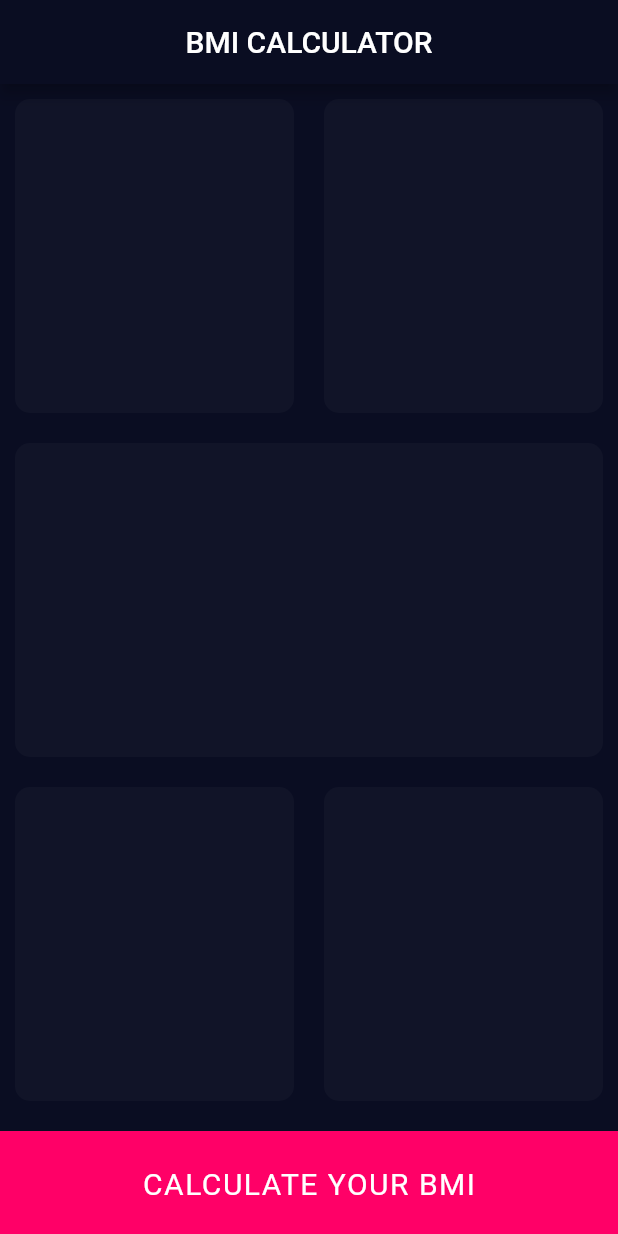
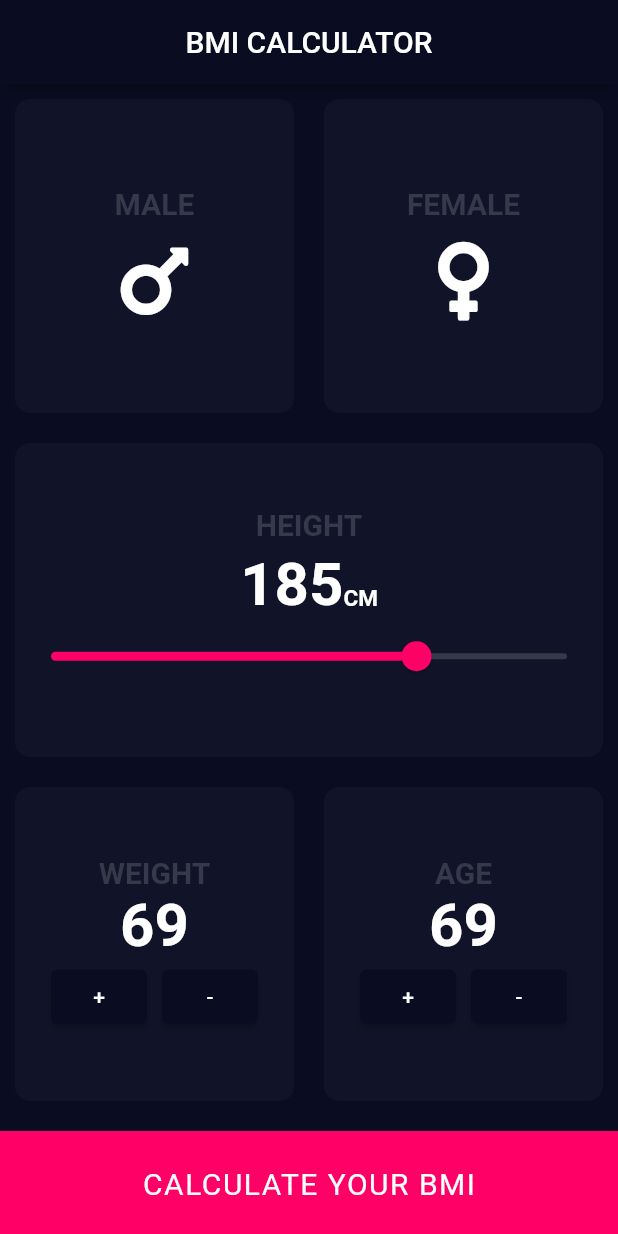
Before and after one commit to huzaifazahoorchohan/bmi_calculator, a Flutter app: the screen it shows after launch, on a phone screen of 412 x 824 dp. Run offline on Flutter 3.47's test engine with Material 2 defaults, Android fonts, the phone set to English and light mode, and no system bars; our stand-ins replace font_awesome_flutter.

Commit message:
UI Modify

```diff
--- a/lib/bmi_calculator.dart
+++ b/lib/bmi_calculator.dart
@@ -1,6 +1,10 @@
+import 'package:bmi_calculator/widgets/card_child.dart';
 import 'package:flutter/material.dart';
-
+import 'package:font_awesome_flutter/font_awesome_flutter.dart';
+import 'widgets/btn.dart';
 import 'widgets/card.dart';
+import 'widgets/slider_height.dart';
+import 'widgets/weight_age.dart';
 
 class BMIcalculator extends StatefulWidget {
   const BMIcalculator({Key? key}) : super(key: key);
@@ -22,37 +26,51 @@ class _BMIcalculatorState extends State<BMIcalculator> {
       body: Container(
         color: const Color(0XFF0A0D22),
         child: Column(
+          crossAxisAlignment: CrossAxisAlignment.stretch,
           children: [
             Expanded(
                 child: Row(
               children: const [
-                Expanded(child: ReuseableCard()),
-                Expanded(child: ReuseableCard()),
+                Expanded(
+                    child: ReuseableCard(
+                  cardChild: CardChild(
+                    label: "MALE",
+                    icon: FontAwesomeIcons.mars,
+                  ),
+                )),
+                Expanded(
+                    child: ReuseableCard(
+                  cardChild: CardChild(
+                    label: "FEMALE",
+                    icon: FontAwesomeIcons.venus,
+                  ),
+                )),
               ],
             )),
-            const Expanded(child: ReuseableCard()),
+            const Expanded(
+              child: ReuseableCard(
+                cardChild: SliderHeight(),
+              ),
+            ),
             Expanded(
                 child: Row(
               children: const [
-                Expanded(child: ReuseableCard()),
-                Expanded(child: ReuseableCard()),
+                Expanded(
+                  child: ReuseableCard(
+                    cardChild: WeightAge(
+                      label: "WEIGHT",
+                    ),
+                  ),
+                ),
+                Expanded(
+                    child: ReuseableCard(
+                  cardChild: WeightAge(
+                    label: "AGE",
+                  ),
+                )),
               ],
             )),
-            Container(
-              margin: const EdgeInsets.only(top: 10.0),
-              color: const Color(0XFFFF0067),
-              width: double.infinity,
-              height: 70.0,
-              child: const Center(
-                  child: Text(
-                "CALCULATE YOUR BMI",
-                style: TextStyle(
-                  color: Colors.white,
-                  fontSize: 20.0,
-                  letterSpacing: 1.0,
-                ),
-              )),
-            )
+            const CalculateBtn()
           ],
         ),
       ),
--- /dev/null
+++ b/lib/widgets/btn.dart
@@ -0,0 +1,29 @@
+import 'package:flutter/material.dart';
+
+class CalculateBtn extends StatelessWidget {
+  const CalculateBtn({
+    Key? key,
+  }) : super(key: key);
+
+  @override
+  Widget build(BuildContext context) {
+    return GestureDetector(
+      onTap: () {},
+      child: Container(
+        margin: const EdgeInsets.only(top: 10.0),
+        color: const Color(0XFFFF0067),
+        width: double.infinity,
+        height: 70.0,
+        child: const Center(
+            child: Text(
+          "CALCULATE YOUR BMI",
+          style: TextStyle(
+            color: Colors.white,
+            fontSize: 20.0,
+            letterSpacing: 1.0,
+          ),
+        )),
+      ),
+    );
+  }
+}
--- a/lib/widgets/card.dart
+++ b/lib/widgets/card.dart
@@ -3,7 +3,10 @@ import 'package:flutter/material.dart';
 class ReuseableCard extends StatelessWidget {
   const ReuseableCard({
     Key? key,
+    required this.cardChild,
   }) : super(key: key);
+
+  final Widget cardChild;
 
   @override
   Widget build(BuildContext context) {
@@ -13,6 +16,7 @@ class ReuseableCard extends StatelessWidget {
         borderRadius: BorderRadius.circular(10.0),
         color: const Color(0XFF111428),
       ),
+      child: cardChild,
     );
   }
 }
--- /dev/null
+++ b/lib/widgets/card_child.dart
@@ -0,0 +1,32 @@
+import 'package:flutter/material.dart';
+
+class CardChild extends StatelessWidget {
+  const CardChild({Key? key, required this.label, this.icon}) : super(key: key);
+
+  final String label;
+  final IconData? icon;
+
+  @override
+  Widget build(BuildContext context) {
+    return Column(
+      mainAxisAlignment: MainAxisAlignment.center,
+      children: [
+        Text(
+          label,
+          style: const TextStyle(
+              fontSize: 20.0,
+              fontWeight: FontWeight.bold,
+              color: Color(0XFF37394A)),
+        ),
+        const SizedBox(
+          height: 10.0,
+        ),
+        Icon(
+          icon,
+          size: 60.0,
+          color: Colors.white,
+        ),
+      ],
+    );
+  }
+}
--- /dev/null
+++ b/lib/widgets/height_child_card.dart
@@ -0,0 +1,56 @@
+import 'package:flutter/material.dart';
+
+class HeightChild extends StatefulWidget {
+  const HeightChild({
+    Key? key,
+    required this.newHeight,
+  }) : super(key: key);
+
+  final int newHeight;
+
+  @override
+  State<HeightChild> createState() => _HeightChildState();
+}
+
+class _HeightChildState extends State<HeightChild> {
+  @override
+  Widget build(BuildContext context) {
+    return Column(
+      mainAxisAlignment: MainAxisAlignment.center,
+      children: [
+        const Text(
+          "Height",
+          style: TextStyle(
+              fontSize: 20.0,
+              fontWeight: FontWeight.bold,
+              color: Color(0XFF37394A)),
+        ),
+        const SizedBox(
+          height: 5.0,
+        ),
+        Row(
+          mainAxisAlignment: MainAxisAlignment.center,
+          crossAxisAlignment: CrossAxisAlignment.baseline,
+          textBaseline: TextBaseline.alphabetic,
+          children: [
+            Text(
+              widget.newHeight.toString(),
+              style: const TextStyle(
+                  fontSize: 40.0,
+                  fontWeight: FontWeight.bold,
+                  color: Colors.white),
+            ),
+            const Text(
+              "CM",
+              style: TextStyle(
+                fontSize: 15.0,
+                fontWeight: FontWeight.bold,
+                color: Colors.white,
+              ),
+            )
+          ],
+        ),
+      ],
+    );
+  }
+}
--- /dev/null
+++ b/lib/widgets/slider_height.dart
@@ -0,0 +1,63 @@
+import 'package:flutter/material.dart';
+
+class SliderHeight extends StatefulWidget {
+  const SliderHeight({Key? key}) : super(key: key);
+
+  @override
+  _SliderHeightState createState() => _SliderHeightState();
+}
+
+class _SliderHeightState extends State<SliderHeight> {
+  int sliderHeight = 185;
+  @override
+  Widget build(BuildContext context) {
+    return Column(
+      mainAxisAlignment: MainAxisAlignment.center,
+      children: [
+        const Text(
+          "HEIGHT",
+          style: TextStyle(
+              fontSize: 20.0,
+              fontWeight: FontWeight.bold,
+              color: Color(0XFF37394A)),
+        ),
+        const SizedBox(
+          height: 5.0,
+        ),
+        Row(
+          mainAxisAlignment: MainAxisAlignment.center,
+          crossAxisAlignment: CrossAxisAlignment.baseline,
+          textBaseline: TextBaseline.alphabetic,
+          children: [
+            Text(
+              sliderHeight.toString(),
+              style: const TextStyle(
+                  fontSize: 40.0,
+                  fontWeight: FontWeight.bold,
+                  color: Colors.white),
+            ),
+            const Text(
+              "CM",
+              style: TextStyle(
+                fontSize: 15.0,
+                fontWeight: FontWeight.bold,
+                color: Colors.white,
+              ),
+            )
+          ],
+        ),
+        Slider(
+            value: sliderHeight.toDouble(),
+            min: 100,
+            max: 220,
+            inactiveColor: const Color(0XFF37394A),
+            activeColor: const Color(0XFFFF0067),
+            onChanged: (newValue) {
+              setState(() {
+                sliderHeight = newValue.round();
+              });
+            })
+      ],
+    );
+  }
+}
--- /dev/null
+++ b/lib/widgets/weight_age.dart
@@ -0,0 +1,48 @@
+import 'package:flutter/material.dart';
+
+class WeightAge extends StatelessWidget {
+  const WeightAge({
+    Key? key,
+    required this.label,
+    this.age,
+  }) : super(key: key);
+
+  final String label;
+  final age;
+
+  @override
+  Widget build(BuildContext context) {
+    return Column(
+      mainAxisAlignment: MainAxisAlignment.center,
+      children: [
+        Text(
+          label,
+          style: const TextStyle(
+              fontSize: 20.0,
+              fontWeight: FontWeight.bold,
+              color: Color(0XFF37394A)),
+        ),
+        const SizedBox(width: 10.0),
+        const Text(
+          "69",
+          style: TextStyle(
+              fontSize: 40.0, fontWeight: FontWeight.bold, color: Colors.white),
+        ),
+        Row(
+          mainAxisAlignment: MainAxisAlignment.center,
+          children: [
+            ElevatedButton(
+              onPressed: () {},
+              child: const Text("+"),
+            ),
+            const SizedBox(width: 10.0),
+            ElevatedButton(
+              onPressed: () {},
+              child: const Text("-"),
+            ),
+          ],
+        )
+      ],
+    );
+  }
+}
```
